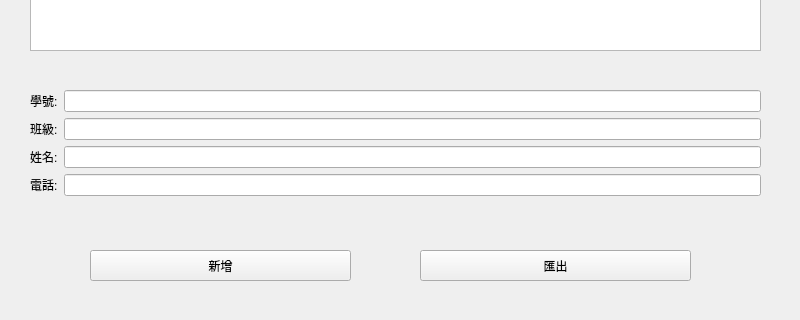
First picture: the form in mywidget.ui, repository Dabin9-exe/qt1019, before the edit; both pictures show x 0 to 800 and y 280 to 600 of the 800 by 600 pixel window.
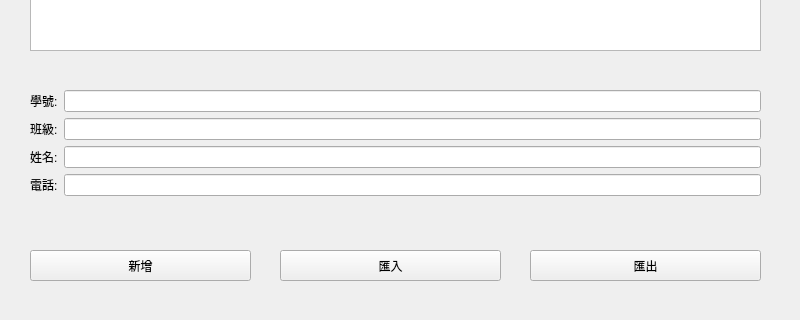
Second picture: the form after the edit.

The edit to the form file:
```diff
--- a/mywidget.ui
+++ b/mywidget.ui
@@ -78,9 +78,9 @@
   <widget class="QPushButton" name="insertButton">
    <property name="geometry">
     <rect>
-     <x>90</x>
+     <x>30</x>
      <y>530</y>
-     <width>261</width>
+     <width>221</width>
      <height>31</height>
     </rect>
    </property>
@@ -91,9 +91,9 @@
   <widget class="QPushButton" name="exportButton">
    <property name="geometry">
     <rect>
-     <x>420</x>
+     <x>530</x>
      <y>530</y>
-     <width>271</width>
+     <width>231</width>
      <height>31</height>
     </rect>
    </property>
@@ -101,6 +101,19 @@
     <string>匯出</string>
    </property>
   </widget>
+  <widget class="QPushButton" name="importButton">
+   <property name="geometry">
+    <rect>
+     <x>280</x>
+     <y>530</y>
+     <width>221</width>
+     <height>31</height>
+    </rect>
+   </property>
+   <property name="text">
+    <string>匯入</string>
+   </property>
+  </widget>
  </widget>
  <resources/>
  <connections/>
```
